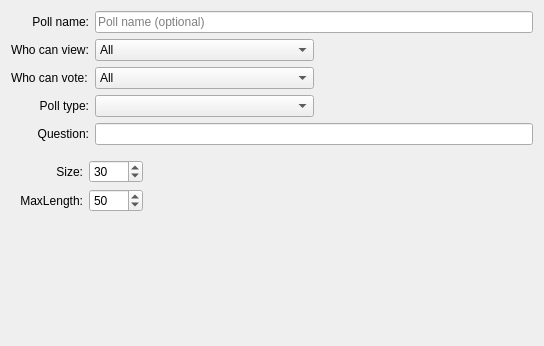
The window that src/plugins/blogique/plugins/metida/polldialog.ui (0xd34df00d/leechcraft) describes before a commit, drawn with Qt 5; both pictures show x 0 to 544 and y 0 to 346 of the 544 by 499 pixel window.
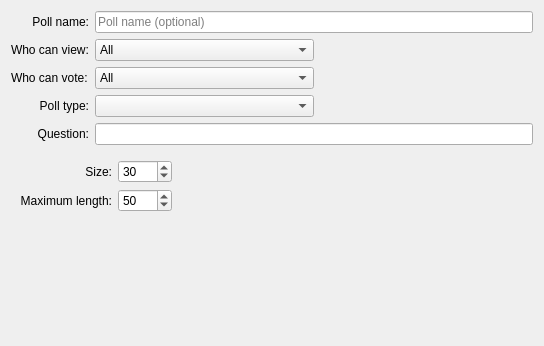
The same window after the commit. The open tabs and pages were chosen to show the change.

```diff
--- a/src/plugins/blogique/plugins/metida/polldialog.ui
+++ b/src/plugins/blogique/plugins/metida/polldialog.ui
@@ -106,7 +106,7 @@
            <item>
             <widget class="QLabel" name="label_7">
              <property name="text">
-              <string>MaxLength:</string>
+              <string>Maximum length:</string>
              </property>
              <property name="alignment">
               <set>Qt::AlignRight|Qt::AlignTrailing|Qt::AlignVCenter</set>
```
